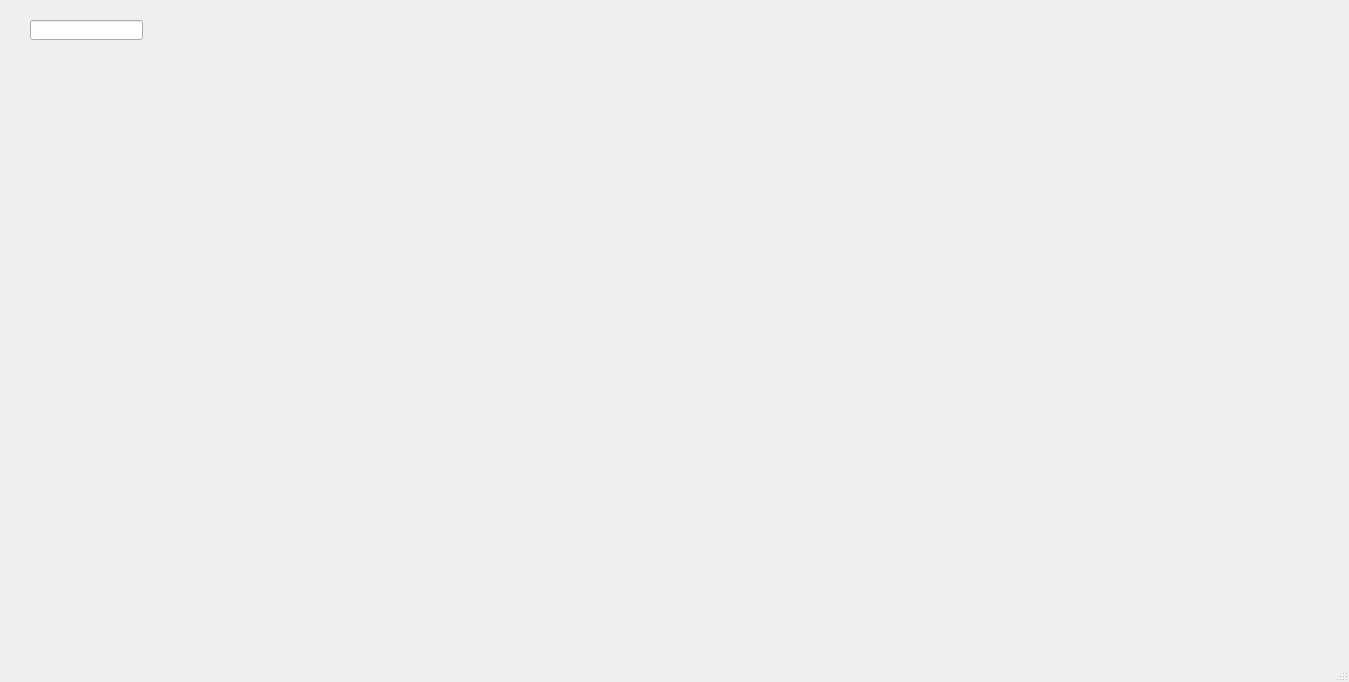
Qt form window.ui (gstiebler/pyqtopencv) before a commit.
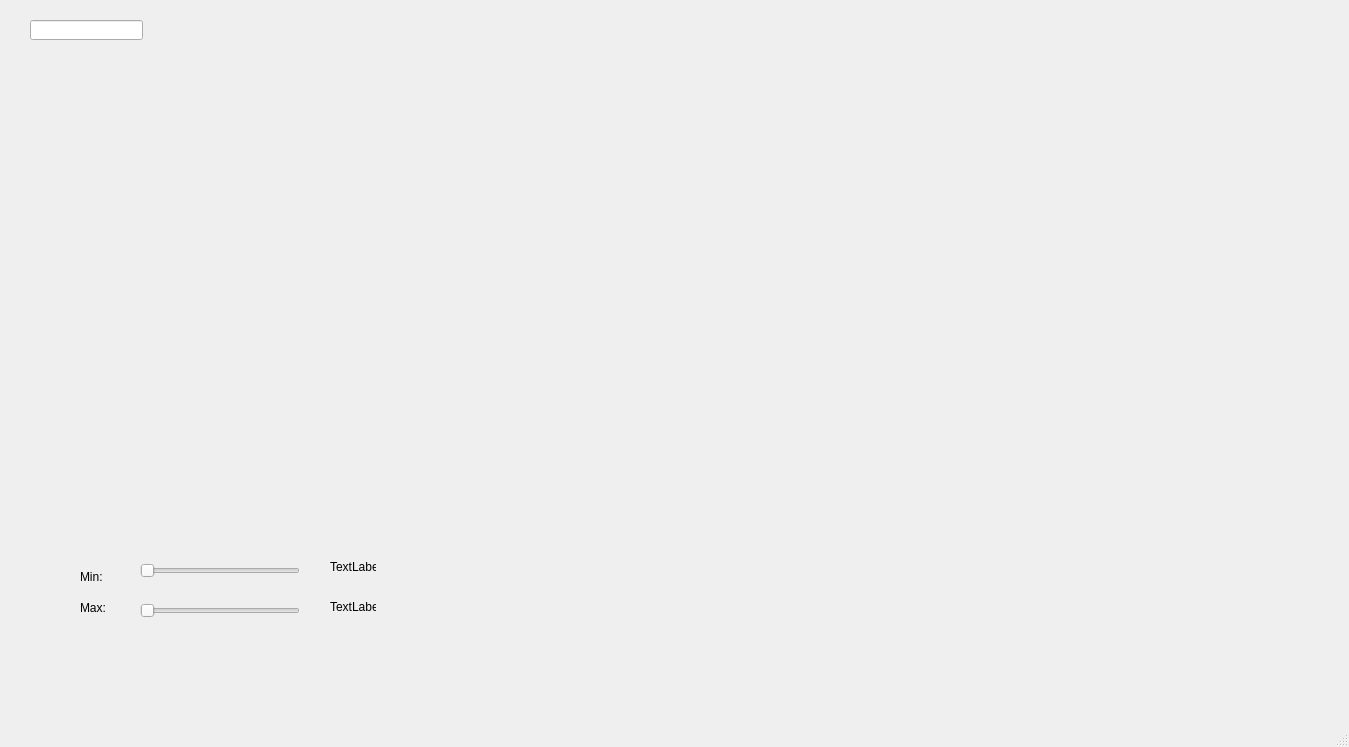
The same form after that commit.

Commit message: parameters in interface

What changed in the file:
```diff
--- a/window.ui
+++ b/window.ui
@@ -7,7 +7,7 @@
     <x>0</x>
     <y>0</y>
     <width>1349</width>
-    <height>682</height>
+    <height>747</height>
    </rect>
   </property>
   <property name="windowTitle">
@@ -44,6 +44,90 @@
      </rect>
     </property>
    </widget>
+   <widget class="QSlider" name="sliderMin">
+    <property name="geometry">
+     <rect>
+      <x>140</x>
+      <y>560</y>
+      <width>160</width>
+      <height>22</height>
+     </rect>
+    </property>
+    <property name="maximum">
+     <number>255</number>
+    </property>
+    <property name="orientation">
+     <enum>Qt::Horizontal</enum>
+    </property>
+   </widget>
+   <widget class="QSlider" name="sliderMax">
+    <property name="geometry">
+     <rect>
+      <x>140</x>
+      <y>600</y>
+      <width>160</width>
+      <height>22</height>
+     </rect>
+    </property>
+    <property name="maximum">
+     <number>255</number>
+    </property>
+    <property name="orientation">
+     <enum>Qt::Horizontal</enum>
+    </property>
+   </widget>
+   <widget class="QLabel" name="label">
+    <property name="geometry">
+     <rect>
+      <x>80</x>
+      <y>570</y>
+      <width>46</width>
+      <height>13</height>
+     </rect>
+    </property>
+    <property name="text">
+     <string>Min:</string>
+    </property>
+   </widget>
+   <widget class="QLabel" name="label_2">
+    <property name="geometry">
+     <rect>
+      <x>80</x>
+      <y>600</y>
+      <width>46</width>
+      <height>16</height>
+     </rect>
+    </property>
+    <property name="text">
+     <string>Max:</string>
+    </property>
+   </widget>
+   <widget class="QLabel" name="labelMinValue">
+    <property name="geometry">
+     <rect>
+      <x>330</x>
+      <y>560</y>
+      <width>46</width>
+      <height>13</height>
+     </rect>
+    </property>
+    <property name="text">
+     <string>TextLabel</string>
+    </property>
+   </widget>
+   <widget class="QLabel" name="labelMaxValue">
+    <property name="geometry">
+     <rect>
+      <x>330</x>
+      <y>600</y>
+      <width>46</width>
+      <height>13</height>
+     </rect>
+    </property>
+    <property name="text">
+     <string>TextLabel</string>
+    </property>
+   </widget>
   </widget>
   <widget class="QMenuBar" name="menubar">
    <property name="geometry">
@@ -57,6 +141,7 @@
   </widget>
   <widget class="QStatusBar" name="statusbar"/>
  </widget>
+ <layoutdefault spacing="6" margin="9"/>
  <resources/>
  <connections/>
  <designerdata>
```
Left out of the diff: 35 changed lines with no effect on the pictures. The commit also changes 2 other files.
